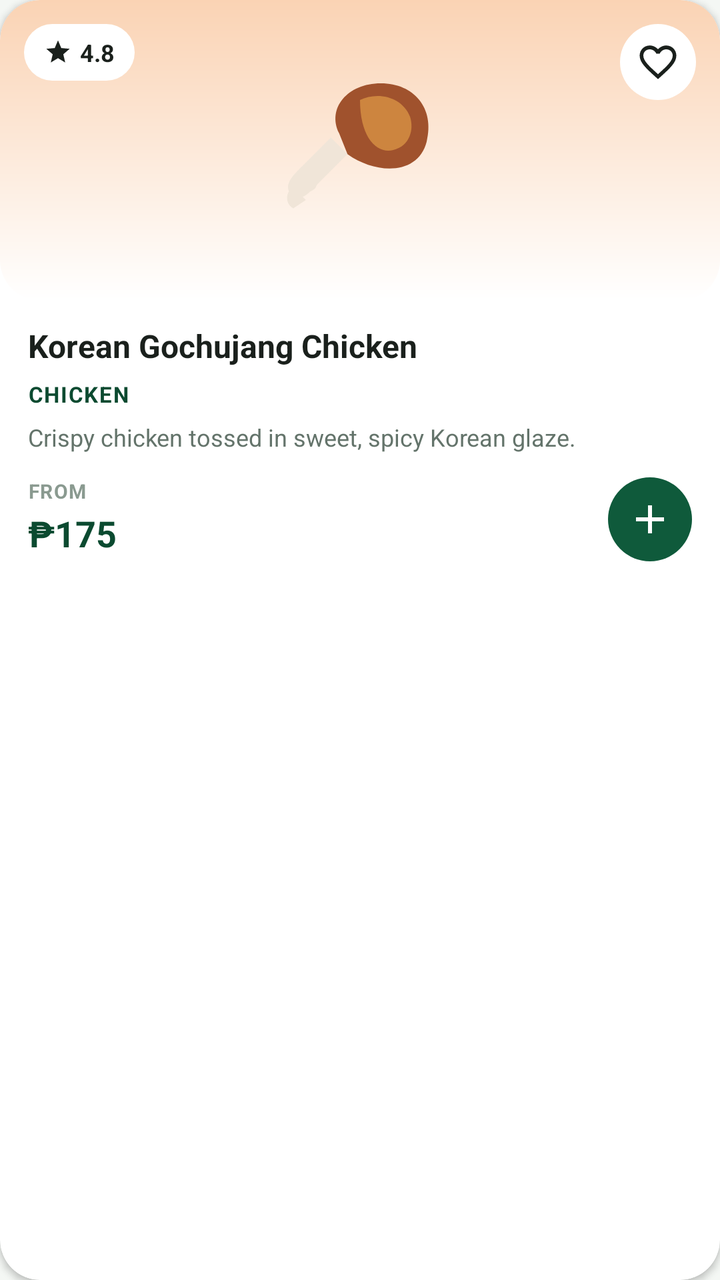
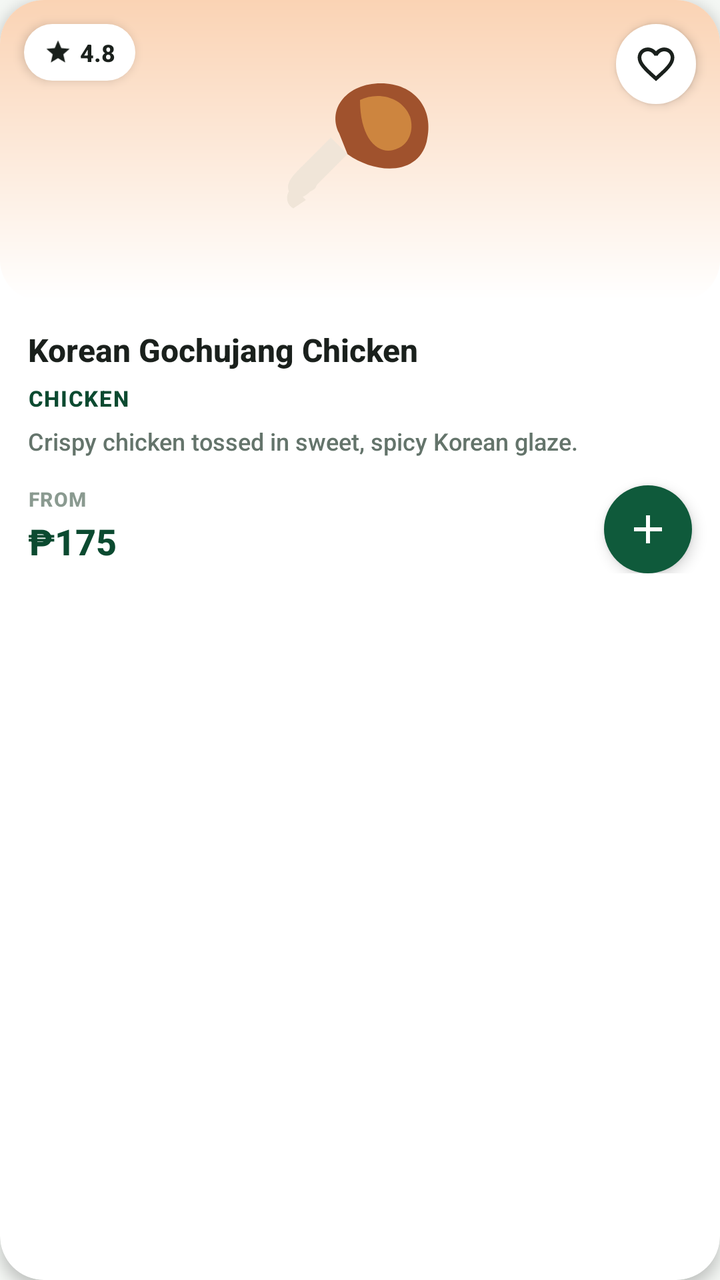

Screens rendered from an Android XML layout before and after an edit, with the pre-edit source and the edit as a unified diff.
<!-- AndroidManifest.xml: application theme Theme.FoodOrderingSystem -->
<!-- res/layout/item_food_card.xml -->
<?xml version="1.0" encoding="utf-8"?>
<androidx.cardview.widget.CardView xmlns:android="http://schemas.android.com/apk/res/android"
    xmlns:app="http://schemas.android.com/apk/res-auto"
    android:layout_width="match_parent"
    android:layout_height="wrap_content"
    android:layout_margin="8dp"
    app:cardCornerRadius="20dp"
    app:cardElevation="2dp"
    app:cardBackgroundColor="@color/white">

    <androidx.constraintlayout.widget.ConstraintLayout
        android:layout_width="match_parent"
        android:layout_height="wrap_content"
        android:paddingBottom="16dp">

        
        <FrameLayout
            android:id="@+id/fl_image_container"
            android:layout_width="0dp"
            android:layout_height="150dp"
            android:background="@drawable/bg_food_card_1"
            app:layout_constraintEnd_toEndOf="parent"
            app:layout_constraintStart_toStartOf="parent"
            app:layout_constraintTop_toTopOf="parent">

            
            <LinearLayout
                android:layout_width="wrap_content"
                android:layout_height="wrap_content"
                android:layout_gravity="top|start"
                android:layout_margin="12dp"
                android:background="@drawable/bg_rating_badge"
                android:gravity="center_vertical"
                android:orientation="horizontal"
                android:paddingHorizontal="10dp"
                android:paddingVertical="6dp">

                <ImageView
                    android:layout_width="14dp"
                    android:layout_height="14dp"
                    android:src="@drawable/ic_star" />

                <TextView
                    android:id="@+id/tv_rating"
                    android:layout_width="wrap_content"
                    android:layout_height="wrap_content"
                    android:layout_marginStart="4dp"
                    android:text="4.8"
                    android:textColor="@color/text_dark"
                    android:textSize="12sp"
                    android:textStyle="bold" />
            </LinearLayout>

            
            <ImageView
                android:id="@+id/btn_favorite"
                android:layout_width="38dp"
                android:layout_height="38dp"
                android:layout_gravity="top|end"
                android:layout_margin="12dp"
                android:background="@drawable/bg_circle_white"
                android:clickable="true"
                android:focusable="true"
                android:padding="8dp"
                android:src="@drawable/ic_heart_outline" />

            
            <ImageView
                android:id="@+id/iv_food_image"
                android:layout_width="100dp"
                android:layout_height="100dp"
                android:layout_gravity="center"
                android:src="@drawable/ic_food_chicken" />
        </FrameLayout>

        
        <TextView
            android:id="@+id/tv_title"
            android:layout_width="0dp"
            android:layout_height="wrap_content"
            android:layout_marginStart="14dp"
            android:layout_marginTop="12dp"
            android:layout_marginEnd="14dp"
            android:ellipsize="end"
            android:maxLines="2"
            android:text="Korean Gochujang Chicken"
            android:textColor="@color/text_dark"
            android:textSize="16sp"
            android:textStyle="bold"
            app:layout_constraintEnd_toEndOf="parent"
            app:layout_constraintStart_toStartOf="parent"
            app:layout_constraintTop_toBottomOf="@id/fl_image_container" />

        
        <TextView
            android:id="@+id/tv_category"
            android:layout_width="wrap_content"
            android:layout_height="wrap_content"
            android:layout_marginStart="14dp"
            android:layout_marginTop="6dp"
            android:letterSpacing="0.05"
            android:text="CHICKEN"
            android:textColor="@color/primary_green_dark"
            android:textSize="11sp"
            android:textStyle="bold"
            app:layout_constraintStart_toStartOf="parent"
            app:layout_constraintTop_toBottomOf="@id/tv_title" />

        
        <TextView
            android:id="@+id/tv_description"
            android:layout_width="0dp"
            android:layout_height="wrap_content"
            android:layout_marginStart="14dp"
            android:layout_marginTop="6dp"
            android:layout_marginEnd="14dp"
            android:ellipsize="end"
            android:maxLines="2"
            android:text="Crispy chicken tossed in sweet, spicy Korean glaze."
            android:textColor="@color/text_secondary"
            android:textSize="12sp"
            app:layout_constraintEnd_toEndOf="parent"
            app:layout_constraintStart_toStartOf="parent"
            app:layout_constraintTop_toBottomOf="@id/tv_category" />

        
        <TextView
            android:id="@+id/tv_from_label"
            android:layout_width="wrap_content"
            android:layout_height="wrap_content"
            android:layout_marginStart="14dp"
            android:layout_marginTop="12dp"
            android:letterSpacing="0.05"
            android:text="FROM"
            android:textColor="@color/text_muted"
            android:textSize="10sp"
            android:textStyle="bold"
            app:layout_constraintStart_toStartOf="parent"
            app:layout_constraintTop_toBottomOf="@id/tv_description" />

        
        <TextView
            android:id="@+id/tv_price"
            android:layout_width="wrap_content"
            android:layout_height="wrap_content"
            android:layout_marginStart="14dp"
            android:layout_marginTop="2dp"
            android:text="₱175"
            android:textColor="@color/primary_green_dark"
            android:textSize="18sp"
            android:textStyle="bold"
            app:layout_constraintStart_toStartOf="parent"
            app:layout_constraintTop_toBottomOf="@id/tv_from_label" />

        
        <ImageView
            android:id="@+id/btn_add_to_cart"
            android:layout_width="42dp"
            android:layout_height="42dp"
            android:layout_marginEnd="14dp"
            android:background="@drawable/bg_circle_green"
            android:clickable="true"
            android:focusable="true"
            android:padding="9dp"
            android:src="@drawable/ic_plus"
            app:layout_constraintBottom_toBottomOf="parent"
            app:layout_constraintEnd_toEndOf="parent"
            app:layout_constraintTop_toTopOf="@id/tv_from_label" />

    </androidx.constraintlayout.widget.ConstraintLayout>
</androidx.cardview.widget.CardView>
<!-- resources referenced by this layout -->
<resources>
  <color name="primary_green_dark">#0B4A30</color>
  <color name="text_dark">#1A201C</color>
  <color name="text_muted">#8A9A90</color>
  <color name="text_secondary">#64746B</color>
  <color name="white">#FFFFFFFF</color>
  <!-- drawable bg_circle_green (drawable) -->
  <?xml version="1.0" encoding="utf-8"?>
  <shape xmlns:android="http://schemas.android.com/apk/res/android"
      android:shape="oval">
      <solid android:color="#0F5A3B" />
  </shape>
  <!-- drawable bg_circle_white (drawable) -->
  <?xml version="1.0" encoding="utf-8"?>
  <shape xmlns:android="http://schemas.android.com/apk/res/android"
      android:shape="oval">
      <solid android:color="#FFFFFF" />
  </shape>
  <!-- drawable bg_food_card_1 (drawable) -->
  <?xml version="1.0" encoding="utf-8"?>
  <shape xmlns:android="http://schemas.android.com/apk/res/android">
      <gradient
          android:angle="270"
          android:endColor="#FFFFFF"
          android:startColor="#FAD3B4" />
      <corners android:radius="20dp" />
  </shape>
  <!-- drawable bg_rating_badge (drawable) -->
  <?xml version="1.0" encoding="utf-8"?>
  <shape xmlns:android="http://schemas.android.com/apk/res/android">
      <solid android:color="#FFFFFF" />
      <corners android:radius="16dp" />
  </shape>
  <!-- drawable ic_heart_outline (drawable) -->
  <vector xmlns:android="http://schemas.android.com/apk/res/android"
      android:width="24dp"
      android:height="24dp"
      android:viewportWidth="24"
      android:viewportHeight="24">
      <path
          android:fillColor="#1A201C"
          android:pathData="M16.5,3c-1.74,0 -3.41,0.81 -4.5,2.09C10.91,3.81 9.24,3 7.5,3 4.42,3 2,5.42 2,8.5c0,3.78 3.4,6.86 8.55,11.54L12,21.35l1.45,-1.32C18.6,15.36 22,12.28 22,8.5 22,5.42 19.58,3 16.5,3zM12.1,18.55l-0.1,0.1 -0.1,-0.1C7.14,14.24 4,11.39 4,8.5c0,-1.93 1.47,-3.4 3.5,-3.4 1.54,0 3.04,0.99 3.57,2.36h1.87c0.53,-1.37 2.03,-2.36 3.57,-2.36 2.03,0 3.5,1.47 3.5,3.4 0,2.89 -3.14,5.74 -7.9,10.05z"/>
  </vector>
  <!-- drawable ic_plus (drawable) -->
  <vector xmlns:android="http://schemas.android.com/apk/res/android"
      android:width="24dp"
      android:height="24dp"
      android:viewportWidth="24"
      android:viewportHeight="24">
      <path
          android:fillColor="#FFFFFF"
          android:pathData="M19,13h-6v6h-2v-6H5v-2h6V5h2v6h6v2z"/>
  </vector>
  <!-- drawable ic_star (drawable) -->
  <vector xmlns:android="http://schemas.android.com/apk/res/android"
      android:width="24dp"
      android:height="24dp"
      android:viewportWidth="24"
      android:viewportHeight="24">
      <path
          android:fillColor="#1A201C"
          android:pathData="M12,17.27L18.18,21l-1.64,-7.03L22,9.24l-7.19,-0.61L12,2 9.19,8.63 2,9.24l5.46,4.73L5.82,21z"/>
  </vector>
  <style name="Theme.FoodOrderingSystem" parent="Base.Theme.FoodOrderingSystem" />
  <style name="Base.Theme.FoodOrderingSystem" parent="Theme.Material3.DayNight.NoActionBar">
          <item name="colorPrimary">@color/primary_green</item>
          <item name="colorOnPrimary">@color/white</item>
          <item name="android:windowBackground">@color/bg_screen</item>
          <item name="android:statusBarColor">@color/bg_screen</item>
          <item name="android:windowLightStatusBar">true</item>
      </style>
  <color name="primary_green">#0F5A3B</color>
  <color name="bg_screen">#F4F7F4</color>
  <!-- unchanged entries left out for length: 1 -->
</resources>

<!-- the commit's change to res/layout/item_food_card.xml (unified diff, before → after) -->
@@ -4,8 +4,8 @@
     android:layout_width="match_parent"
     android:layout_height="wrap_content"
     android:layout_margin="8dp"
-    app:cardCornerRadius="20dp"
-    app:cardElevation="2dp"
+    app:cardCornerRadius="22dp"
+    app:cardElevation="4dp"
     app:cardBackgroundColor="@color/white">
 
     <androidx.constraintlayout.widget.ConstraintLayout
@@ -24,12 +24,14 @@
             app:layout_constraintTop_toTopOf="parent">
 
             
+            
             <LinearLayout
                 android:layout_width="wrap_content"
                 android:layout_height="wrap_content"
                 android:layout_gravity="top|start"
                 android:layout_margin="12dp"
                 android:background="@drawable/bg_rating_badge"
+                android:elevation="3dp"
                 android:gravity="center_vertical"
                 android:orientation="horizontal"
                 android:paddingHorizontal="10dp"
@@ -52,16 +54,18 @@
             </LinearLayout>
 
             
+            
             <ImageView
                 android:id="@+id/btn_favorite"
-                android:layout_width="38dp"
-                android:layout_height="38dp"
+                android:layout_width="40dp"
+                android:layout_height="40dp"
                 android:layout_gravity="top|end"
                 android:layout_margin="12dp"
-                android:background="@drawable/bg_circle_white"
+                android:background="@drawable/ripple_circle_white"
                 android:clickable="true"
+                android:elevation="3dp"
                 android:focusable="true"
-                android:padding="8dp"
+                android:padding="9dp"
                 android:src="@drawable/ic_heart_outline" />
 
             
@@ -74,12 +78,13 @@
         </FrameLayout>
 
         
+        
         <TextView
             android:id="@+id/tv_title"
             android:layout_width="0dp"
             android:layout_height="wrap_content"
             android:layout_marginStart="14dp"
-            android:layout_marginTop="12dp"
+            android:layout_marginTop="14dp"
             android:layout_marginEnd="14dp"
             android:ellipsize="end"
             android:maxLines="2"
@@ -107,6 +112,7 @@
             app:layout_constraintTop_toBottomOf="@id/tv_title" />
 
         
+        
         <TextView
             android:id="@+id/tv_description"
             android:layout_width="0dp"
@@ -115,6 +121,7 @@
             android:layout_marginTop="6dp"
             android:layout_marginEnd="14dp"
             android:ellipsize="end"
+            android:lineSpacingExtra="2dp"
             android:maxLines="2"
             android:text="Crispy chicken tossed in sweet, spicy Korean glaze."
             android:textColor="@color/text_secondary"
@@ -129,7 +136,7 @@
             android:layout_width="wrap_content"
             android:layout_height="wrap_content"
             android:layout_marginStart="14dp"
-            android:layout_marginTop="12dp"
+            android:layout_marginTop="14dp"
             android:letterSpacing="0.05"
             android:text="FROM"
             android:textColor="@color/text_muted"
@@ -138,6 +145,7 @@
             app:layout_constraintStart_toStartOf="parent"
             app:layout_constraintTop_toBottomOf="@id/tv_description" />
 
+        
         
         <TextView
             android:id="@+id/tv_price"
@@ -153,15 +161,17 @@
             app:layout_constraintTop_toBottomOf="@id/tv_from_label" />
 
         
+        
         <ImageView
             android:id="@+id/btn_add_to_cart"
-            android:layout_width="42dp"
-            android:layout_height="42dp"
+            android:layout_width="44dp"
+            android:layout_height="44dp"
             android:layout_marginEnd="14dp"
-            android:background="@drawable/bg_circle_green"
+            android:background="@drawable/ripple_circle_green"
             android:clickable="true"
+            android:elevation="4dp"
             android:focusable="true"
-            android:padding="9dp"
+            android:padding="10dp"
             android:src="@drawable/ic_plus"
             app:layout_constraintBottom_toBottomOf="parent"
             app:layout_constraintEnd_toEndOf="parent"
<!-- resource entries referenced after the edit -->
@@ -5,18 +5,6 @@
   <color name="text_muted">#8A9A90</color>
   <color name="text_secondary">#64746B</color>
   <color name="white">#FFFFFFFF</color>
-  <!-- drawable bg_circle_green (drawable) -->
-  <?xml version="1.0" encoding="utf-8"?>
-  <shape xmlns:android="http://schemas.android.com/apk/res/android"
-      android:shape="oval">
-      <solid android:color="#0F5A3B" />
-  </shape>
-  <!-- drawable bg_circle_white (drawable) -->
-  <?xml version="1.0" encoding="utf-8"?>
-  <shape xmlns:android="http://schemas.android.com/apk/res/android"
-      android:shape="oval">
-      <solid android:color="#FFFFFF" />
-  </shape>
   <!-- drawable bg_food_card_1 (drawable) -->
   <?xml version="1.0" encoding="utf-8"?>
   <shape xmlns:android="http://schemas.android.com/apk/res/android">
@@ -62,13 +50,37 @@
           android:fillColor="#1A201C"
           android:pathData="M12,17.27L18.18,21l-1.64,-7.03L22,9.24l-7.19,-0.61L12,2 9.19,8.63 2,9.24l5.46,4.73L5.82,21z"/>
   </vector>
+  <!-- drawable ripple_circle_green (drawable) -->
+  <?xml version="1.0" encoding="utf-8"?>
+  <ripple xmlns:android="http://schemas.android.com/apk/res/android"
+      android:color="#330F5A3B">
+      <item>
+          <shape android:shape="oval">
+              <solid android:color="#0F5A3B" />
+          </shape>
+      </item>
+  </ripple>
+  <!-- drawable ripple_circle_white (drawable) -->
+  <?xml version="1.0" encoding="utf-8"?>
+  <ripple xmlns:android="http://schemas.android.com/apk/res/android"
+      android:color="@color/ripple_dark">
+      <item>
+          <shape android:shape="oval">
+              <solid android:color="#FFFFFF" />
+          </shape>
+      </item>
+  </ripple>
   <style name="Theme.FoodOrderingSystem" parent="Base.Theme.FoodOrderingSystem" />
+  <color name="ripple_dark">#12000000</color>
   <style name="Base.Theme.FoodOrderingSystem" parent="Theme.Material3.DayNight.NoActionBar">
           <item name="colorPrimary">@color/primary_green</item>
           <item name="colorOnPrimary">@color/white</item>
           <item name="android:windowBackground">@color/bg_screen</item>
           <item name="android:statusBarColor">@color/bg_screen</item>
           <item name="android:windowLightStatusBar">true</item>
+          
+          <item name="android:overScrollMode">never</item>
+          <item name="android:fontFamily">sans-serif-medium</item>
       </style>
   <color name="primary_green">#0F5A3B</color>
   <color name="bg_screen">#F4F7F4</color>
